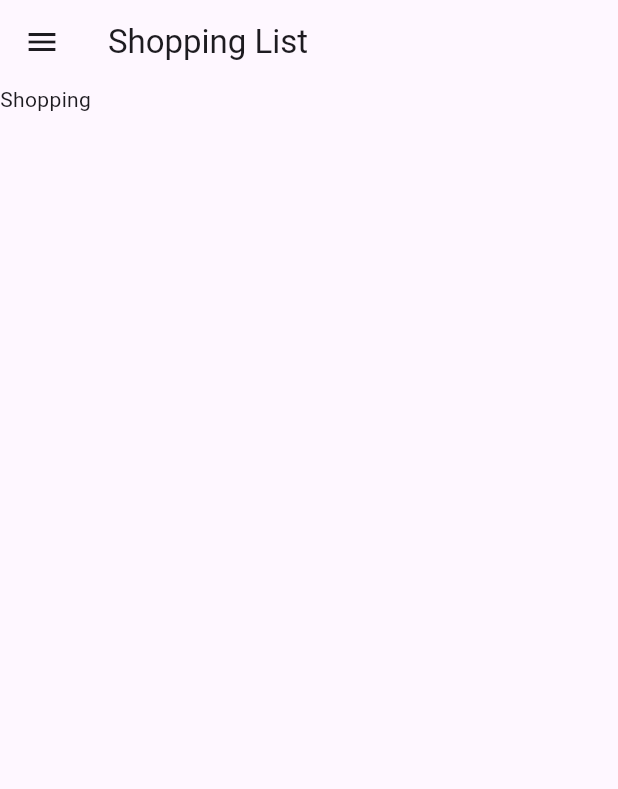
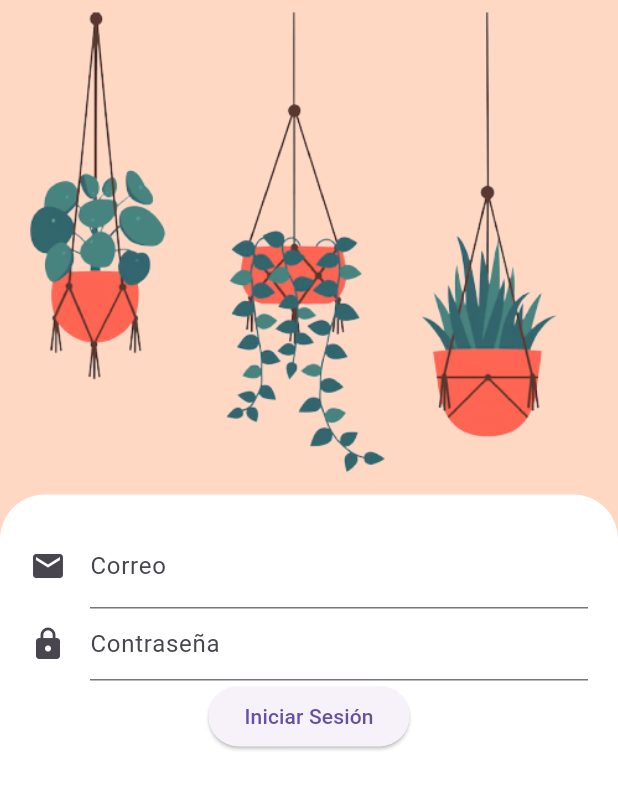
Before and after one commit to smartfoodinsight/smartfoodinsight-app, a Flutter app: the screen it shows after launch, on a phone screen of 412 x 824 dp. Shown: the top 789 px of the screen. Run offline on Flutter 3.47's test engine with Material 2 defaults, Android fonts, the phone set to English and light mode, and no system bars; our stand-ins replace flutter_riverpod, go_router, hexcolor.

Commit message:
custom textformfield

```diff
--- /dev/null
+++ b/lib/common/utils/utis.dart
@@ -0,0 +1 @@
+export 'package:hexcolor/hexcolor.dart';
--- /dev/null
+++ b/lib/common/widgets/custom_textformfield.dart
@@ -0,0 +1,52 @@
+import 'package:flutter/material.dart';
+
+class CustomTextFormField extends StatefulWidget {
+  final String label;
+  final Icon? icon;
+  const CustomTextFormField({super.key, required this.label, this.icon});
+
+  @override
+  State<CustomTextFormField> createState() => _CustomTextFormFieldState();
+}
+
+class _CustomTextFormFieldState extends State<CustomTextFormField> {
+  final textEditingController = TextEditingController();
+  bool showClearButton = false;
+  bool isPassword = false;
+
+  @override
+  void initState() {
+    super.initState();
+
+    textEditingController.addListener(() {
+      setState(() {
+        showClearButton = textEditingController.text.isNotEmpty;
+      });
+    });
+  }
+
+  @override
+  void dispose() {
+    textEditingController.dispose();
+    super.dispose();
+  }
+
+  @override
+  Widget build(BuildContext context) {
+    return TextFormField(
+        controller: textEditingController,
+        decoration: InputDecoration(
+            icon: widget.icon,
+            label: Text(
+              widget.label,
+              style: TextStyle(color: Colors.grey[770]),
+            ),
+            suffixIcon: showClearButton
+                ? IconButton(
+                    icon: const Icon(Icons.clear),
+                    onPressed: () => textEditingController.clear())
+                : null),
+        obscureText: isPassword // Manejo de entrada del usuario
+        );
+  }
+}
--- /dev/null
+++ b/lib/common/widgets/widgets.dart
@@ -0,0 +1 @@
+export 'package:smartfoodinsight_app/common/widgets/custom_textformfield.dart';
--- /dev/null
+++ b/lib/features/account/login/login_page.dart
@@ -0,0 +1,64 @@
+import 'package:flutter/material.dart';
+import 'package:smartfoodinsight_app/common/utils/utis.dart';
+import 'package:smartfoodinsight_app/common/widgets/custom_textformfield.dart';
+
+class LoginPage extends StatelessWidget {
+  const LoginPage({super.key});
+
+  @override
+  Widget build(BuildContext context) {
+    return Scaffold(
+      backgroundColor: HexColor("#fed8c3"),
+      body: SafeArea(
+        child: Column(
+          children: [
+            // Fondo de la imagen
+            const Expanded(
+              child: Image(
+                image: AssetImage('assets/images/plants.png'),
+                fit: BoxFit.cover,
+              ),
+            ),
+            // Contenedor de inicio de sesión
+            Container(
+              height: MediaQuery.of(context).size.height * 0.6,
+              decoration: const BoxDecoration(
+                color: Colors.white,
+                borderRadius: BorderRadius.only(
+                  topLeft: Radius.circular(30.0),
+                  topRight: Radius.circular(30.0),
+                ),
+              ),
+              child: Padding(
+                padding: const EdgeInsets.all(20.0),
+                child: Column(
+                  children: [
+                    // Campos de usuario y contraseña
+                    const CustomTextFormField(
+                        label: 'Correo', icon: Icon(Icons.email)),
+                    TextFormField(
+                      decoration: const InputDecoration(
+                        hintText: 'Contraseña',
+                        icon: Icon(Icons.lock),
+                      ),
+                      obscureText: true, // Ocultar la contraseña
+                      // Manejo de entrada de la contraseña
+                    ),
+
+                    // Botón de inicio de sesión
+                    ElevatedButton(
+                      onPressed: () {
+                        // Lógica de inicio de sesión
+                      },
+                      child: const Text('Iniciar Sesión'),
+                    ),
+                  ],
+                ),
+              ),
+            ),
+          ],
+        ),
+      ),
+    );
+  }
+}
--- a/lib/features/features.dart
+++ b/lib/features/features.dart
@@ -1,3 +1,5 @@
+export 'package:smartfoodinsight_app/features/account/register/register_page.dart';
+export 'package:smartfoodinsight_app/features/account/login/login_page.dart';
 export 'package:smartfoodinsight_app/features/shopping_list/shopping_list_page.dart';
 export 'package:smartfoodinsight_app/features/scan_product/scan_product_page.dart';
-export 'package:smartfoodinsight_app/features/home/side_menu.dart';
+export 'package:smartfoodinsight_app/features/side_menu/side_menu.dart';
--- a/lib/features/home/side_menu.dart
+++ b/lib/features/side_menu/side_menu.dart
@@ -1,5 +1,5 @@
 import 'package:flutter/material.dart';
-import 'package:smartfoodinsight_app/common/app_settings.dart';
+import 'package:smartfoodinsight_app/common/utils/app_settings.dart';
 import 'package:smartfoodinsight_app/models/models.dart';
 
 class SideMenu extends StatefulWidget {
--- a/lib/router/routes.dart
+++ b/lib/router/routes.dart
@@ -5,7 +5,8 @@ class Routes {
   static const home = '/';
 
   static final appRoutes = GoRouter(initialLocation: home, routes: [
-    GoRoute(path: home, builder: (context, state) => const SideMenu())
+    GoRoute(path: home, builder: (context, state) => const LoginPage())
+    //GoRoute(path: home, builder: (context, state) => const SideMenu()),
   ]);
 
   // static const initialRoute = home;
--- a/pubspec.yaml
+++ b/pubspec.yaml
@@ -33,6 +33,7 @@ dependencies:
     sdk: flutter
   flutter_riverpod: ^2.4.0
   go_router: ^10.1.2
+  hexcolor: ^3.0.1
 
 dev_dependencies:
   flutter_lints: ^2.0.0
@@ -49,9 +50,8 @@ flutter:
   # the material Icons class.
   uses-material-design: true
   # To add assets to your application, add an assets section, like this:
-  # assets:
-  #   - images/a_dot_burr.jpeg
-  #   - images/a_dot_ham.jpeg
+  assets:
+    - assets/images/
   # An image asset can refer to one or more resolution-specific "variants", see
   # https://flutter.dev/assets-and-images/#resolution-aware
   # For details regarding adding assets from package dependencies, see
```
Also changed, not shown: assets/images/plants.png (added), lib/common/utils/app_settings.dart (renamed from lib/common/app_settings.dart), lib/features/account/register/register_page.dart (added), pubspec.lock.
